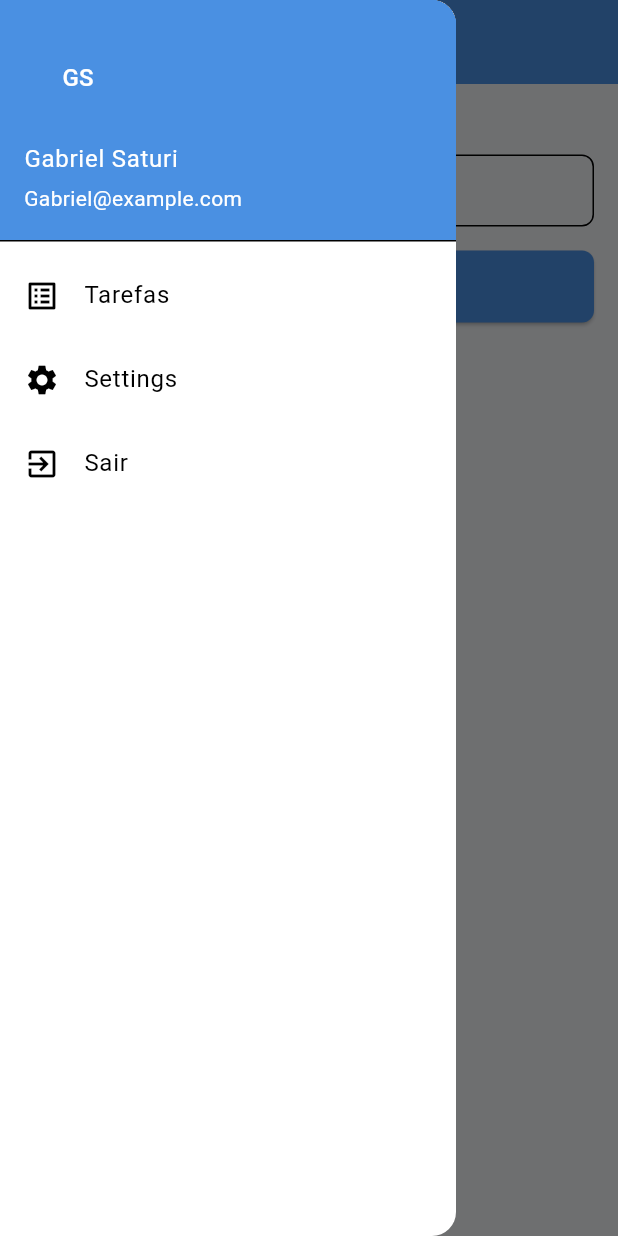
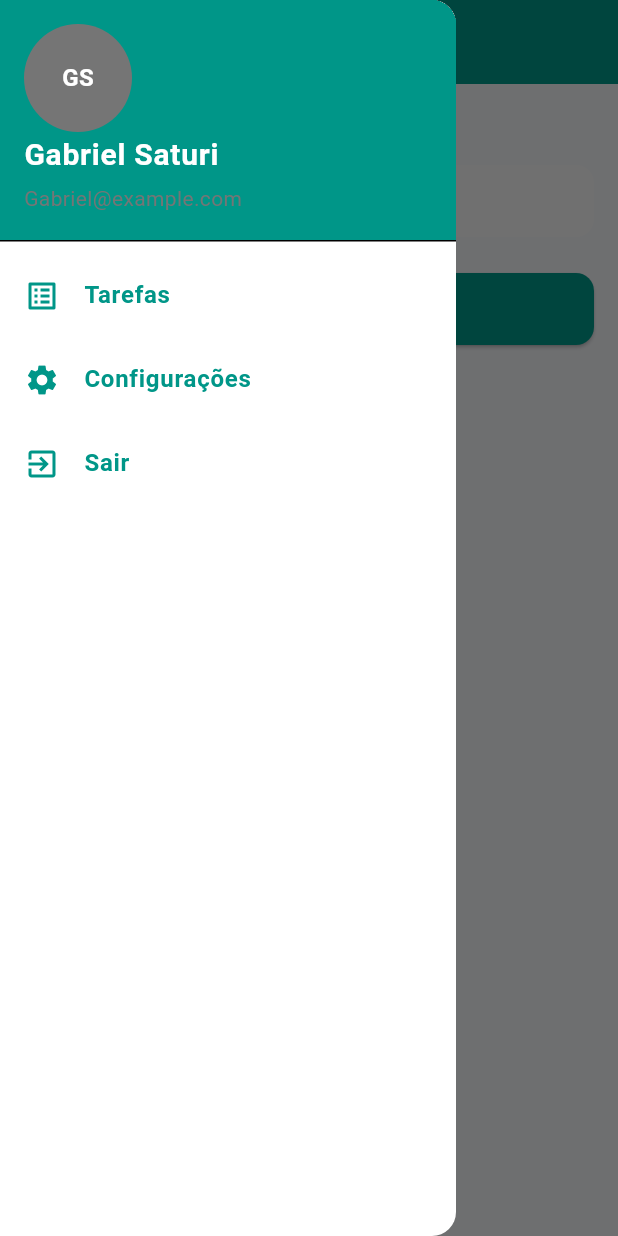
Before and after one commit to saturi11/firebase-app, a Flutter app: the screen it shows after launch, with the side drawer open, on a phone screen of 412 x 824 dp. Run offline on Flutter 3.47's test engine with Material 3 defaults, Android fonts, the phone set to English and light mode, and no system bars; our stand-ins replace cloud_firestore, firebase_core, shared_preferences; accounts and stored records are empty.

Commit message:
chore: Update home page UI to match app theme

```diff
--- a/lib/pages/home/home_page.dart
+++ b/lib/pages/home/home_page.dart
@@ -19,6 +19,7 @@ class _HomePageState extends State<HomePage> {
         drawer: CustomDrawer(),
         appBar: AppBar(
           title: const Text('Home Page'),
+          backgroundColor: Colors.teal, // Consistent with the chat page
         ),
         body: Padding(
           padding: const EdgeInsets.all(16.0),
@@ -28,17 +29,22 @@ class _HomePageState extends State<HomePage> {
               const Text(
                 'Insira seu Nick:',
                 style: TextStyle(
-                  fontSize: 16.0,
-                  fontWeight: FontWeight.bold,
+                  fontSize: 18.0,
+                  fontWeight: FontWeight.w600,
+                  color: Colors.teal, // Match the AppBar color
                 ),
               ),
-              const SizedBox(height: 8.0),
+              const SizedBox(height: 12.0),
               TextField(
                 controller: _nickNameController,
                 decoration: InputDecoration(
                   hintText: 'Digite seu apelido',
+                  hintStyle: TextStyle(color: Colors.grey[600]),
+                  filled: true,
+                  fillColor: Colors.grey[100],
                   border: OutlineInputBorder(
-                    borderRadius: BorderRadius.circular(8.0),
+                    borderRadius: BorderRadius.circular(12.0),
+                    borderSide: BorderSide.none,
                   ),
                   contentPadding: const EdgeInsets.symmetric(
                     horizontal: 16.0,
@@ -46,22 +52,30 @@ class _HomePageState extends State<HomePage> {
                   ),
                 ),
               ),
-              const SizedBox(height: 16.0),
+              const SizedBox(height: 24.0),
               ElevatedButton(
                 onPressed: () {
-                  Navigator.push(
+                  final nickName = _nickNameController.text.trim();
+                  if (nickName.isNotEmpty) {
+                    Navigator.push(
                       context,
                       MaterialPageRoute(
-                          builder: (_) =>
-                              ChatPage(nickName: _nickNameController.text)));
+                        builder: (_) => ChatPage(nickName: nickName),
+                      ),
+                    );
+                  }
                 },
                 style: ElevatedButton.styleFrom(
+                  backgroundColor: Colors.teal, // Consistent with the AppBar
                   minimumSize: const Size.fromHeight(48.0),
                   shape: RoundedRectangleBorder(
-                    borderRadius: BorderRadius.circular(8.0),
+                    borderRadius: BorderRadius.circular(12.0),
                   ),
                 ),
-                child: const Text('Entrar no Chat'),
+                child: const Text(
+                  'Entrar no Chat',
+                  style: TextStyle(fontSize: 16.0),
+                ),
               ),
             ],
           ),
--- a/lib/shared/widgets/custom_drawer.dart
+++ b/lib/shared/widgets/custom_drawer.dart
@@ -1,3 +1,5 @@
+// ignore_for_file: prefer_const_constructors
+
 import 'package:firebase/pages/tarefas/tarefas_page.dart';
 import 'package:flutter/material.dart';
 
@@ -5,33 +7,77 @@ class CustomDrawer extends StatelessWidget {
   @override
   Widget build(BuildContext context) {
     return Drawer(
-      child: ListView(
+      child: Column(
         children: [
-          const UserAccountsDrawerHeader(
-            accountName: Text('Gabriel Saturi'),
-            accountEmail: Text('Gabriel@example.com'),
+          UserAccountsDrawerHeader(
+            accountName: Text(
+              'Gabriel Saturi',
+              style: TextStyle(
+                fontWeight: FontWeight.bold,
+                fontSize: 20.0,
+              ),
+            ),
+            accountEmail: Text(
+              'Gabriel@example.com',
+              style: TextStyle(
+                color: Colors.grey[600],
+              ),
+            ),
             currentAccountPicture: CircleAvatar(
-              child: Text('GS'),
+              backgroundColor: Colors.grey[600],
+              child: Text(
+                'GS',
+                style: TextStyle(
+                  color: Colors.white,
+                  fontWeight: FontWeight.bold,
+                ),
+              ),
+            ),
+            decoration: BoxDecoration(
+              color: Colors.teal, // Consistente com o tema do app
             ),
           ),
           ListTile(
-            leading: const Icon(Icons.list_alt_outlined),
-            title: const Text('Tarefas'),
+            leading: const Icon(Icons.list_alt_outlined, color: Colors.teal),
+            title: const Text(
+              'Tarefas',
+              style: TextStyle(
+                color: Colors.teal,
+                fontSize: 16.0,
+                fontWeight: FontWeight.w600,
+              ),
+            ),
             onTap: () {
-              Navigator.push(context,
-                  MaterialPageRoute(builder: (context) => TarefasPage()));
+              Navigator.push(
+                context,
+                MaterialPageRoute(builder: (context) => const TarefasPage()),
+              );
             },
           ),
           ListTile(
-            leading: const Icon(Icons.settings),
-            title: const Text('Settings'),
+            leading: const Icon(Icons.settings, color: Colors.teal),
+            title: const Text(
+              'Configurações',
+              style: TextStyle(
+                color: Colors.teal,
+                fontSize: 16.0,
+                fontWeight: FontWeight.w600,
+              ),
+            ),
             onTap: () {
               Navigator.of(context).pushNamed('/settings');
             },
           ),
           ListTile(
-            leading: const Icon(Icons.exit_to_app),
-            title: const Text('Sair'),
+            leading: const Icon(Icons.exit_to_app, color: Colors.teal),
+            title: const Text(
+              'Sair',
+              style: TextStyle(
+                color: Colors.teal,
+                fontSize: 16.0,
+                fontWeight: FontWeight.w600,
+              ),
+            ),
             onTap: () {
               Navigator.of(context).pop();
             },
```
Also changed, not shown: lib/pages/chat/chat_page.dart (+49 -21 lines), lib/pages/tarefas/tarefas_page.dart (+42 -24 lines).
